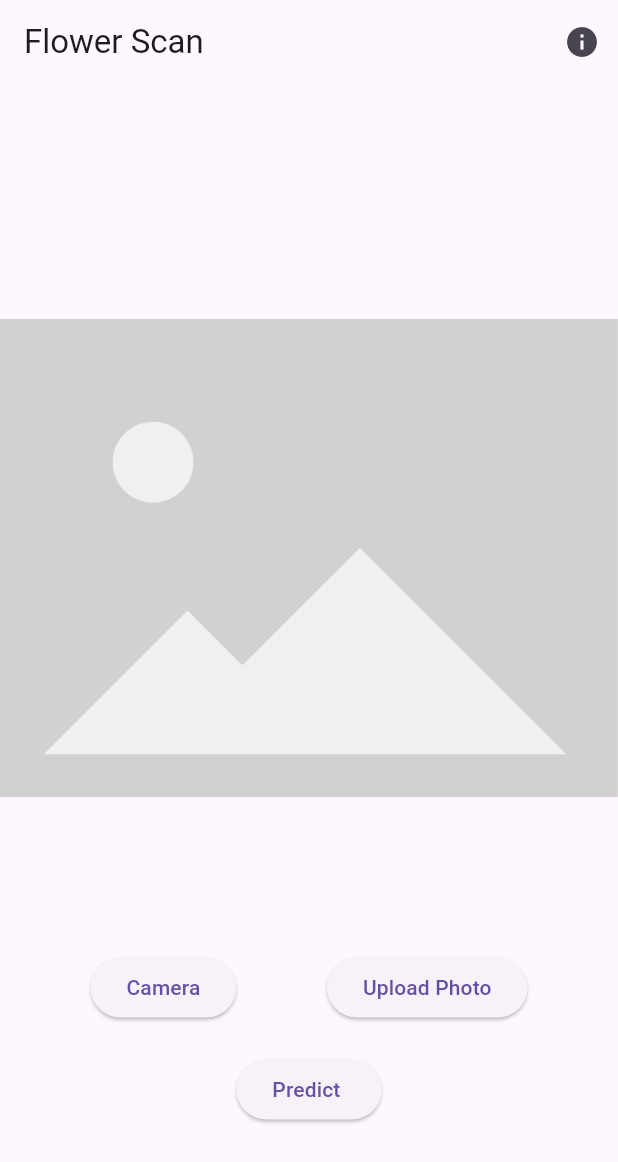
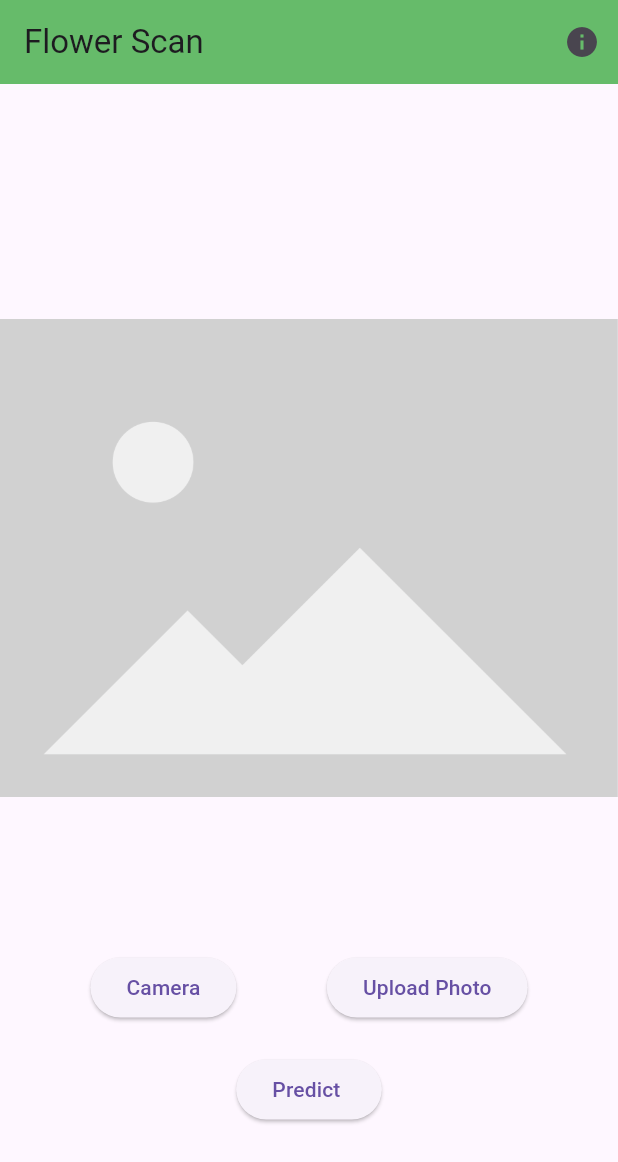
Before and after one commit to Dka-11/flower_scan_app, a Flutter app: the screen it shows after launch, on a phone screen of 412 x 824 dp. Shown: the top 1162 px of the screen. Run offline on Flutter 3.47's test engine with Material 3 defaults, Android fonts, the light colour scheme and no system bars; our stand-ins replace camera.

Commit message:
Edit hidden text for pixels

```diff
--- a/lib/pages/home_page.dart
+++ b/lib/pages/home_page.dart
@@ -23,7 +23,7 @@ class _HomePageState extends State<HomePage> {
     if(uploadedImage != null){
       processedImage = uploadedImage!;
     } else{
-      processedImage = File("assets/components/placeholder.png");
+      return;
     }
     List<int> imageBytes = await processedImage.readAsBytes();
     Uint8List uint8list = Uint8List.fromList(imageBytes);
@@ -41,6 +41,7 @@ class _HomePageState extends State<HomePage> {
     return Scaffold(
       appBar: AppBar(
         title: const Text("Flower Scan"),
+        backgroundColor: Colors.green[400],
         actions: [
           IconButton(
             onPressed: (){
@@ -68,9 +69,9 @@ class _HomePageState extends State<HomePage> {
                   uploadedImage!,
                   height: MediaQuery.of(context).size.height/1.7
                 ),
-                imageHeight != null ?
-                Text("Dimension of uploaded image : $imageHeight x $imageWidth"):
-                const Text("Failed to get image's dimension")
+                // imageHeight != null ?
+                // Text("Dimension of uploaded image : $imageHeight x $imageWidth"):
+                // const Text("Failed to get image's dimension")
               ],
             )
           ),
```
